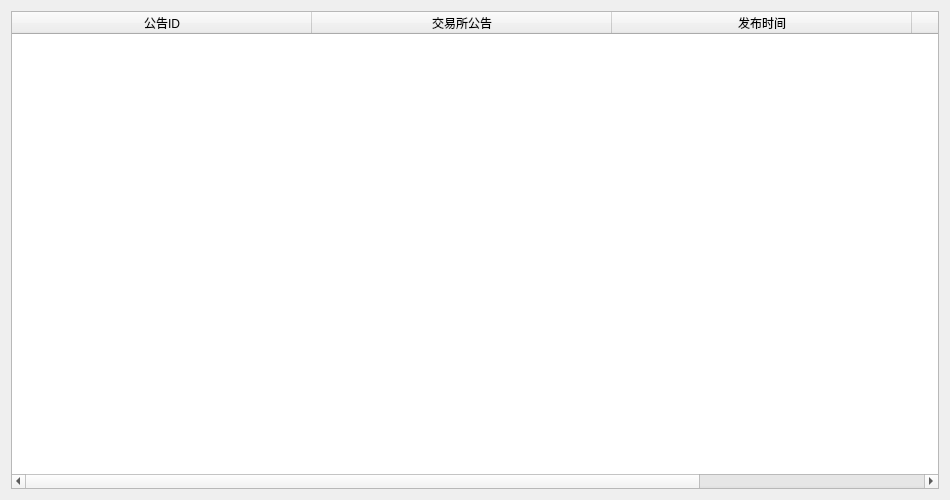
This is FutureTools/Eric_Design/FutureTab.ui in skyformat99/CppCTP as Qt 5 draws it before an edit. The edited form follows.
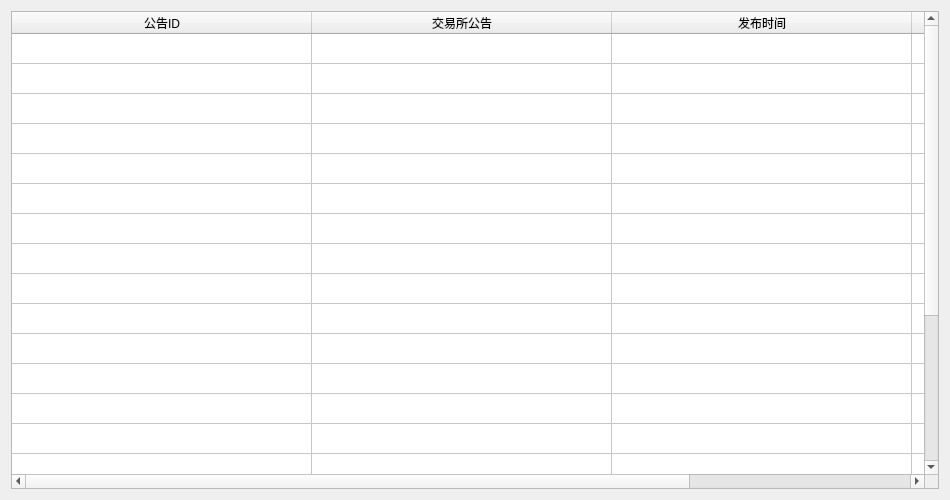
This is the edited form.

```diff
--- a/FutureTools/Eric_Design/FutureTab.ui
+++ b/FutureTools/Eric_Design/FutureTab.ui
@@ -49,6 +49,111 @@
      <attribute name="verticalHeaderVisible">
       <bool>false</bool>
      </attribute>
+     <row>
+      <property name="text">
+       <string>新建行</string>
+      </property>
+     </row>
+     <row>
+      <property name="text">
+       <string>1</string>
+      </property>
+     </row>
+     <row>
+      <property name="text">
+       <string>2</string>
+      </property>
+     </row>
+     <row>
+      <property name="text">
+       <string>3</string>
+      </property>
+     </row>
+     <row>
+      <property name="text">
+       <string>4</string>
+      </property>
+     </row>
+     <row>
+      <property name="text">
+       <string>5</string>
+      </property>
+     </row>
+     <row>
+      <property name="text">
+       <string>6</string>
+      </property>
+     </row>
+     <row>
+      <property name="text">
+       <string>7</string>
+      </property>
+     </row>
+     <row>
+      <property name="text">
+       <string>8</string>
+      </property>
+     </row>
+     <row>
+      <property name="text">
+       <string>9</string>
+      </property>
+     </row>
+     <row>
+      <property name="text">
+       <string>10</string>
+      </property>
+     </row>
+     <row>
+      <property name="text">
+       <string>11</string>
+      </property>
+     </row>
+     <row>
+      <property name="text">
+       <string>12</string>
+      </property>
+     </row>
+     <row>
+      <property name="text">
+       <string>13</string>
+      </property>
+     </row>
+     <row>
+      <property name="text">
+       <string>14</string>
+      </property>
+     </row>
+     <row>
+      <property name="text">
+       <string>15</string>
+      </property>
+     </row>
+     <row>
+      <property name="text">
+       <string>16</string>
+      </property>
+     </row>
+     <row>
+      <property name="text">
+       <string>17</string>
+      </property>
+     </row>
+     <row>
+      <property name="text">
+       <string>18</string>
+      </property>
+     </row>
+     <row>
+      <property name="text">
+       <string>19</string>
+      </property>
+     </row>
+     <row>
+      <property name="text">
+       <string>20</string>
+      </property>
+     </row>
      <column>
       <property name="text">
        <string>公告ID</string>
@@ -69,6 +174,426 @@
        <string>阅读否</string>
       </property>
      </column>
+     <item row="0" column="0">
+      <property name="text">
+       <string> </string>
+      </property>
+     </item>
+     <item row="0" column="1">
+      <property name="text">
+       <string> </string>
+      </property>
+     </item>
+     <item row="0" column="2">
+      <property name="text">
+       <string> </string>
+      </property>
+     </item>
+     <item row="0" column="3">
+      <property name="text">
+       <string> </string>
+      </property>
+     </item>
+     <item row="1" column="0">
+      <property name="text">
+       <string> </string>
+      </property>
+     </item>
+     <item row="1" column="1">
+      <property name="text">
+       <string> </string>
+      </property>
+     </item>
+     <item row="1" column="2">
+      <property name="text">
+       <string> </string>
+      </property>
+     </item>
+     <item row="1" column="3">
+      <property name="text">
+       <string> </string>
+      </property>
+     </item>
+     <item row="2" column="0">
+      <property name="text">
+       <string> </string>
+      </property>
+     </item>
+     <item row="2" column="1">
+      <property name="text">
+       <string> </string>
+      </property>
+     </item>
+     <item row="2" column="2">
+      <property name="text">
+       <string> </string>
+      </property>
+     </item>
+     <item row="2" column="3">
+      <property name="text">
+       <string> </string>
+      </property>
+     </item>
+     <item row="3" column="0">
+      <property name="text">
+       <string> </string>
+      </property>
+     </item>
+     <item row="3" column="1">
+      <property name="text">
+       <string> </string>
+      </property>
+     </item>
+     <item row="3" column="2">
+      <property name="text">
+       <string> </string>
+      </property>
+     </item>
+     <item row="3" column="3">
+      <property name="text">
+       <string> </string>
+      </property>
+     </item>
+     <item row="4" column="0">
+      <property name="text">
+       <string> </string>
+      </property>
+     </item>
+     <item row="4" column="1">
+      <property name="text">
+       <string> </string>
+      </property>
+     </item>
+     <item row="4" column="2">
+      <property name="text">
+       <string> </string>
+      </property>
+     </item>
+     <item row="4" column="3">
+      <property name="text">
+       <string> </string>
+      </property>
+     </item>
+     <item row="5" column="0">
+      <property name="text">
+       <string> </string>
+      </property>
+     </item>
+     <item row="5" column="1">
+      <property name="text">
+       <string> </string>
+      </property>
+     </item>
+     <item row="5" column="2">
+      <property name="text">
+       <string> </string>
+      </property>
+     </item>
+     <item row="5" column="3">
+      <property name="text">
+       <string> </string>
+      </property>
+     </item>
+     <item row="6" column="0">
+      <property name="text">
+       <string> </string>
+      </property>
+     </item>
+     <item row="6" column="1">
+      <property name="text">
+       <string> </string>
+      </property>
+     </item>
+     <item row="6" column="2">
+      <property name="text">
+       <string> </string>
+      </property>
+     </item>
+     <item row="6" column="3">
+      <property name="text">
+       <string> </string>
+      </property>
+     </item>
+     <item row="7" column="0">
+      <property name="text">
+       <string> </string>
+      </property>
+     </item>
+     <item row="7" column="1">
+      <property name="text">
+       <string> </string>
+      </property>
+     </item>
+     <item row="7" column="2">
+      <property name="text">
+       <string> </string>
+      </property>
+     </item>
+     <item row="7" column="3">
+      <property name="text">
+       <string> </string>
+      </property>
+     </item>
+     <item row="8" column="0">
+      <property name="text">
+       <string> </string>
+      </property>
+     </item>
+     <item row="8" column="1">
+      <property name="text">
+       <string> </string>
+      </property>
+     </item>
+     <item row="8" column="2">
+      <property name="text">
+       <string> </string>
+      </property>
+     </item>
+     <item row="8" column="3">
+      <property name="text">
+       <string> </string>
+      </property>
+     </item>
+     <item row="9" column="0">
+      <property name="text">
+       <string> </string>
+      </property>
+     </item>
+     <item row="9" column="1">
+      <property name="text">
+       <string> </string>
+      </property>
+     </item>
+     <item row="9" column="2">
+      <property name="text">
+       <string> </string>
+      </property>
+     </item>
+     <item row="9" column="3">
+      <property name="text">
+       <string> </string>
+      </property>
+     </item>
+     <item row="10" column="0">
+      <property name="text">
+       <string> </string>
+      </property>
+     </item>
+     <item row="10" column="1">
+      <property name="text">
+       <string> </string>
+      </property>
+     </item>
+     <item row="10" column="2">
+      <property name="text">
+       <string> </string>
+      </property>
+     </item>
+     <item row="10" column="3">
+      <property name="text">
+       <string> </string>
+      </property>
+     </item>
+     <item row="11" column="0">
+      <property name="text">
+       <string> </string>
+      </property>
+     </item>
+     <item row="11" column="1">
+      <property name="text">
+       <string> </string>
+      </property>
+     </item>
+     <item row="11" column="2">
+      <property name="text">
+       <string> </string>
+      </property>
+     </item>
+     <item row="11" column="3">
+      <property name="text">
+       <string> </string>
+      </property>
+     </item>
+     <item row="12" column="0">
+      <property name="text">
+       <string> </string>
+      </property>
+     </item>
+     <item row="12" column="1">
+      <property name="text">
+       <string> </string>
+      </property>
+     </item>
+     <item row="12" column="2">
+      <property name="text">
+       <string> </string>
+      </property>
+     </item>
+     <item row="12" column="3">
+      <property name="text">
+       <string> </string>
+      </property>
+     </item>
+     <item row="13" column="0">
+      <property name="text">
+       <string> </string>
+      </property>
+     </item>
+     <item row="13" column="1">
+      <property name="text">
+       <string> </string>
+      </property>
+     </item>
+     <item row="13" column="2">
+      <property name="text">
+       <string> </string>
+      </property>
+     </item>
+     <item row="13" column="3">
+      <property name="text">
+       <string> </string>
+      </property>
+     </item>
+     <item row="14" column="0">
+      <property name="text">
+       <string> </string>
+      </property>
+     </item>
+     <item row="14" column="1">
+      <property name="text">
+       <string> </string>
+      </property>
+     </item>
+     <item row="14" column="2">
+      <property name="text">
+       <string> </string>
+      </property>
+     </item>
+     <item row="14" column="3">
+      <property name="text">
+       <string> </string>
+      </property>
+     </item>
+     <item row="15" column="0">
+      <property name="text">
+       <string> </string>
+      </property>
+     </item>
+     <item row="15" column="1">
+      <property name="text">
+       <string> </string>
+      </property>
+     </item>
+     <item row="15" column="2">
+      <property name="text">
+       <string> </string>
+      </property>
+     </item>
+     <item row="15" column="3">
+      <property name="text">
+       <string> </string>
+      </property>
+     </item>
+     <item row="16" column="0">
+      <property name="text">
+       <string> </string>
+      </property>
+     </item>
+     <item row="16" column="1">
+      <property name="text">
+       <string> </string>
+      </property>
+     </item>
+     <item row="16" column="2">
+      <property name="text">
+       <string> </string>
+      </property>
+     </item>
+     <item row="16" column="3">
+      <property name="text">
+       <string> </string>
+      </property>
+     </item>
+     <item row="17" column="0">
+      <property name="text">
+       <string> </string>
+      </property>
+     </item>
+     <item row="17" column="1">
+      <property name="text">
+       <string> </string>
+      </property>
+     </item>
+     <item row="17" column="2">
+      <property name="text">
+       <string> </string>
+      </property>
+     </item>
+     <item row="17" column="3">
+      <property name="text">
+       <string> </string>
+      </property>
+     </item>
+     <item row="18" column="0">
+      <property name="text">
+       <string> </string>
+      </property>
+     </item>
+     <item row="18" column="1">
+      <property name="text">
+       <string> </string>
+      </property>
+     </item>
+     <item row="18" column="2">
+      <property name="text">
+       <string> </string>
+      </property>
+     </item>
+     <item row="18" column="3">
+      <property name="text">
+       <string> </string>
+      </property>
+     </item>
+     <item row="19" column="0">
+      <property name="text">
+       <string> </string>
+      </property>
+     </item>
+     <item row="19" column="1">
+      <property name="text">
+       <string> </string>
+      </property>
+     </item>
+     <item row="19" column="2">
+      <property name="text">
+       <string> </string>
+      </property>
+     </item>
+     <item row="19" column="3">
+      <property name="text">
+       <string> </string>
+      </property>
+     </item>
+     <item row="20" column="0">
+      <property name="text">
+       <string> </string>
+      </property>
+     </item>
+     <item row="20" column="1">
+      <property name="text">
+       <string> </string>
+      </property>
+     </item>
+     <item row="20" column="2">
+      <property name="text">
+       <string> </string>
+      </property>
+     </item>
+     <item row="20" column="3">
+      <property name="text">
+       <string> </string>
+      </property>
+     </item>
     </widget>
    </item>
   </layout>
```
